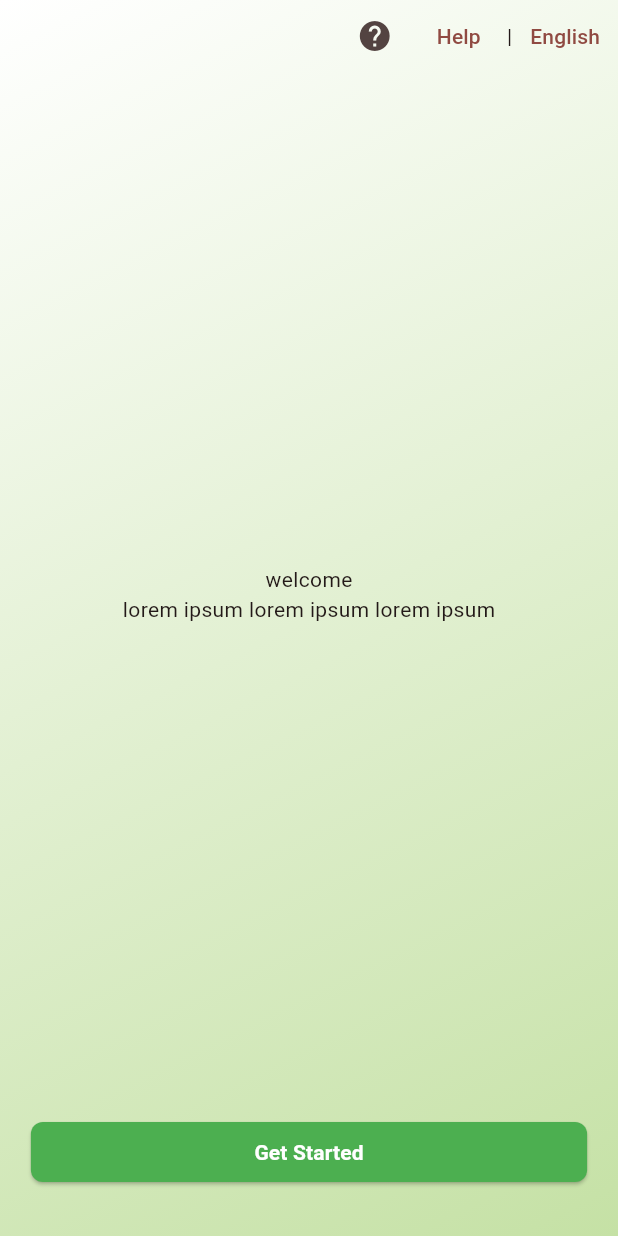
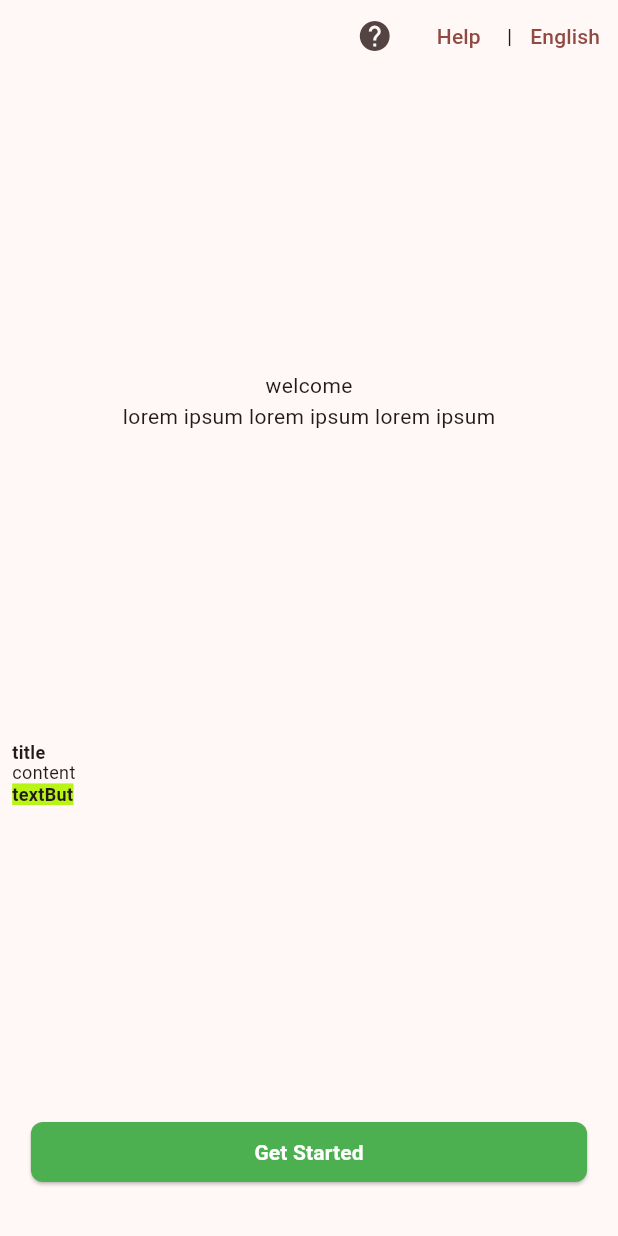
Before and after one commit to jarangit/flutter-learn-5D, a Flutter app: the screen it shows after launch, on a phone screen of 412 x 824 dp. Run offline on Flutter 3.47's test engine with Material 2 defaults, Android fonts, the phone set to English and light mode, and no system bars; drawn by our look-alikes of flutter_html.

Commit message:
feat: d1-p2-29m

```diff
--- a/lib/main.dart
+++ b/lib/main.dart
@@ -15,7 +15,9 @@ class MyApp extends StatelessWidget {
     return MaterialApp(
       title: 'Flutter Demo test',
       theme: ThemeData(
-        colorScheme: ColorScheme.fromSeed(seedColor: Colors.red),
+        colorScheme:
+            ColorScheme.fromSeed(
+                seedColor: Colors.red),
         useMaterial3: true,
       ),
       home: Welcome(),
--- a/lib/screens/welcome-screen.dart
+++ b/lib/screens/welcome-screen.dart
@@ -1,32 +1,49 @@
 import 'package:flutter/material.dart';
+import 'package:flutter_html/flutter_html.dart';
 
 class Welcome extends StatefulWidget {
   const Welcome({super.key});
 
   @override
-  State<Welcome> createState() => _WelcomeState();
+  State<Welcome> createState() =>
+      _WelcomeState();
 }
 
-class _WelcomeState extends State<Welcome> {
+class _WelcomeState
+    extends State<Welcome> {
   @override
   Widget build(BuildContext context) {
+    const htmlData =
+        '<div style=" font-size: 12px; display: flex; flex-direction: column; justify-content: space-between; align-items: between; gap: 10px;  height: 100%; background-size: contain; padding: 10px; background-repeat: no-repeat; width: 100%; " > <div style="display: flex; gap: 10px; align-items: center; ">  <div style="text-align: center; display: flex; flex-direction: column; gap: 3px; justify-content: space-between; " > <div style="font-weight: bold">title</div> <div>content</div> <div *ngIf="textBut" style=" background-color: #b8f416; padding: 3px 20px; border-radius: 8px; font-weight: bold; font-size: 12px; " > textBut </div> </div> </div> </div>';
     return Scaffold(
       body: Container(
         width: double.infinity,
-        decoration: BoxDecoration(
-            gradient: LinearGradient(
-          colors: [Colors.white, Colors.lightGreen.shade200],
-          // ทิศทางของสี
-          begin: Alignment.topLeft,
-          end: Alignment.bottomRight,
-          tileMode: TileMode.repeated,
-        )),
+        // decoration: BoxDecoration(
+        //     gradient: LinearGradient(
+        //   colors: [
+        //     Colors.white,
+        //     Colors.lightGreen.shade200
+        //   ],
+        //   // ทิศทางของสี
+        //   begin: Alignment.topLeft,
+        //   end: Alignment.bottomRight,
+        //   tileMode: TileMode.repeated,
+        // )),
         child: SafeArea(
           child: Padding(
-            padding: const EdgeInsets.only(bottom: 32.0),
+            padding:
+                const EdgeInsets.only(
+                    bottom: 32.0),
             child: Column(
-              mainAxisAlignment: MainAxisAlignment.spaceBetween,
-              children: [_textHeader(), _textWelcome(), _buttonStart()],
+              mainAxisAlignment:
+                  MainAxisAlignment
+                      .spaceBetween,
+              children: [
+                _textHeader(),
+                _textWelcome(),
+                Html(data: htmlData),
+                _buttonStart()
+              ],
             ),
           ),
         ),
@@ -37,9 +54,12 @@ class _WelcomeState extends State<Welcome> {
   //header widget
   Widget _textHeader() {
     return Row(
-      mainAxisAlignment: MainAxisAlignment.end,
+      mainAxisAlignment:
+          MainAxisAlignment.end,
       children: [
-        IconButton(onPressed: () => "", icon: Icon(Icons.help)),
+        IconButton(
+            onPressed: () => "",
+            icon: Icon(Icons.help)),
         TextButton(
             onPressed: () {},
             child: Text(
@@ -48,7 +68,9 @@ class _WelcomeState extends State<Welcome> {
         Text(
           "|",
         ),
-        TextButton(onPressed: () {}, child: Text("English")),
+        TextButton(
+            onPressed: () {},
+            child: Text("English")),
       ],
     );
   }
@@ -56,24 +78,39 @@ class _WelcomeState extends State<Welcome> {
   //welcome widget
   Widget _textWelcome() {
     return Column(
-      children: [Text("welcome"), Text("lorem ipsum lorem ipsum lorem ipsum")],
+      children: [
+        Text("welcome"),
+        Text(
+            "lorem ipsum lorem ipsum lorem ipsum")
+      ],
     );
   }
 
   //button widget
   Widget _buttonStart() {
     return SizedBox(
-        width: MediaQuery.of(context).size.width * 0.9,
+        width: MediaQuery.of(context)
+                .size
+                .width *
+            0.9,
         child: ElevatedButton(
             onPressed: () {},
             style: ElevatedButton.styleFrom(
-                shape: RoundedRectangleBorder(
-                    borderRadius: BorderRadius.circular(8)),
-                backgroundColor: Colors.green,
-                foregroundColor: Colors.white),
+                shape:
+                    RoundedRectangleBorder(
+                        borderRadius:
+                            BorderRadius
+                                .circular(
+                                    8)),
+                backgroundColor:
+                    Colors.green,
+                foregroundColor:
+                    Colors.white),
             child: Text(
               "Get Started",
-              style: TextStyle(fontWeight: FontWeight.bold),
+              style: TextStyle(
+                  fontWeight:
+                      FontWeight.bold),
             )));
   }
 }
--- a/pubspec.yaml
+++ b/pubspec.yaml
@@ -36,6 +36,7 @@ dependencies:
   cupertino_icons: ^1.0.2
   flutter_launcher_icons: ^0.13.1
   change_app_package_name: ^1.1.0
+  flutter_html: ^3.0.0-beta.2
 flutter_launcher_icons:
   android: "launcher_icon"
   ios: true
```
Also changed, not shown: pubspec.lock.
